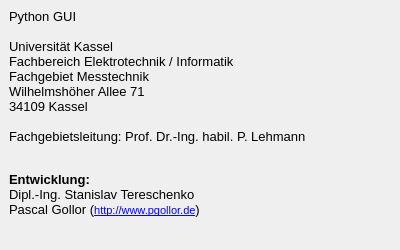
First picture: the form in about.ui, repository pgollor/pyGUI, before the edit.
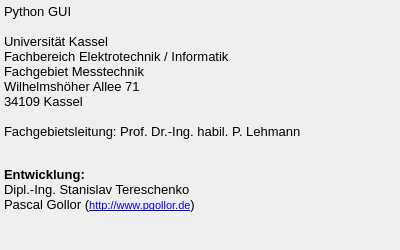
Second picture: the form after the edit.

Diff of the .ui file:
```diff
--- a/about.ui
+++ b/about.ui
@@ -22,24 +22,18 @@
     <height>250</height>
    </size>
   </property>
-  <property name="maximumSize">
-   <size>
-    <width>400</width>
-    <height>250</height>
-   </size>
-  </property>
   <property name="windowTitle">
    <string>About</string>
   </property>
+  <layout class="QGridLayout" name="gridLayout">
+   <property name="margin">
+    <number>0</number>
+   </property>
+   <property name="spacing">
+    <number>0</number>
+   </property>
+   <item row="0" column="0">
   <widget class="QTextBrowser" name="textBrowser">
-   <property name="geometry">
-    <rect>
-     <x>5</x>
-     <y>5</y>
-     <width>390</width>
-     <height>250</height>
-    </rect>
-   </property>
    <property name="palette">
     <palette>
      <active>
@@ -113,6 +107,8 @@
     <bool>false</bool>
    </property>
   </widget>
+   </item>
+  </layout>
  </widget>
  <resources/>
  <connections/>
```
Lines whose indentation alone changed are shown as unchanged.
